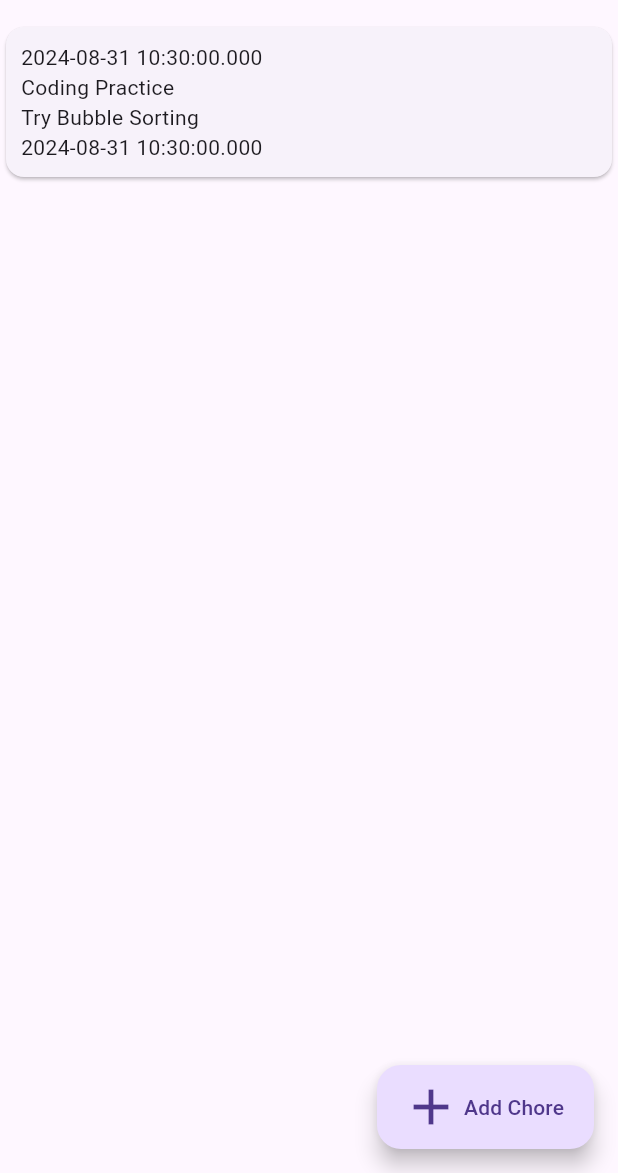
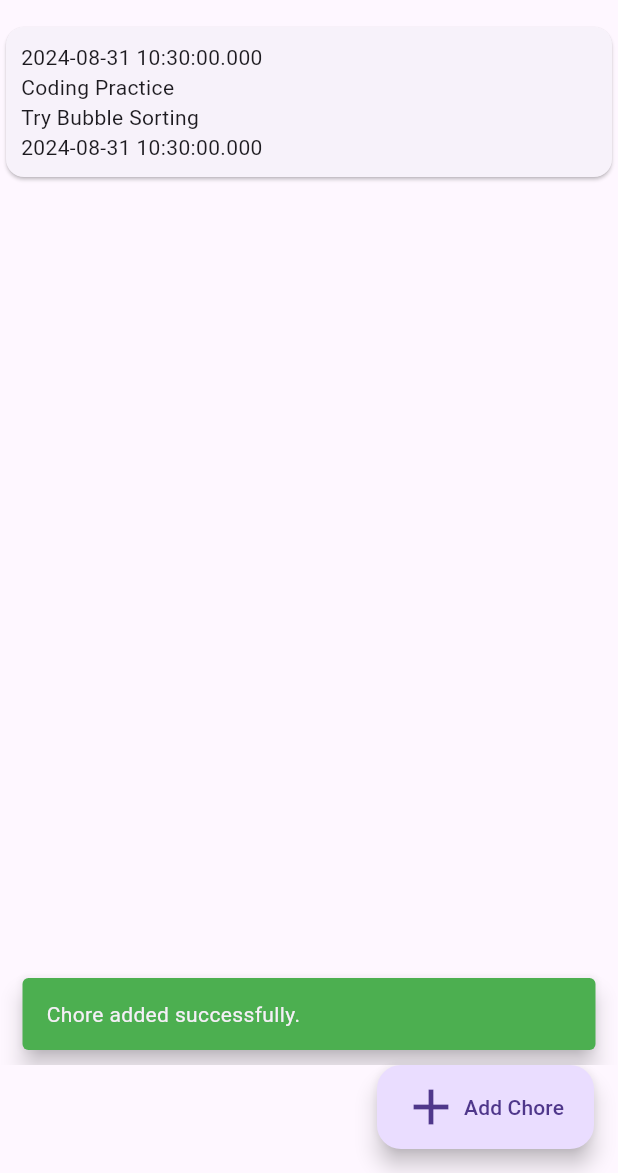
Before and after one commit to rishirizz/chorechamp, a Flutter app: the ChoresHistoryScreen screen opened by its route, after a tap on "Add Chore", on a phone screen of 412 x 824 dp, the part 63-1236 px from its top. Run offline on Flutter 3.47's test engine with Material 3 defaults, Android fonts, the phone set to English and light mode, and no system bars; our stand-ins replace bloc, equatable, flutter_bloc, hive, hive_flutter, image_picker and 2 more; missing offline and left inert: dart:ffi; accounts and stored records are empty.

```diff
--- a/lib/features/chore/constants/constants.dart
+++ b/lib/features/chore/constants/constants.dart
@@ -5,4 +5,5 @@ class ChoreConstants {
   static String noChoresAddedYet = 'No Chores added yet.';
   static String yourRecentChores = 'Your recent Chores.';
   static String viewAll = 'View All';
+  static String choreAdded = 'Chore added successfully.';
 }
--- a/lib/features/chore/presentation/bloc/chore_bloc.dart
+++ b/lib/features/chore/presentation/bloc/chore_bloc.dart
@@ -21,6 +21,7 @@ class ChoreBloc extends Bloc<ChoreEvent, ChoreState> {
     emit(
       state.copyWith(
         choreStatus: ChoresStatus.loading,
+        isChoreAdded: false,
       ),
     );
     await Future.delayed(
@@ -31,6 +32,7 @@ class ChoreBloc extends Bloc<ChoreEvent, ChoreState> {
     emit(
       state.copyWith(
         choreStatus: ChoresStatus.success,
+        scrollDirection: ScrollDirection.idle,
       ),
     );
   }
@@ -38,7 +40,10 @@ class ChoreBloc extends Bloc<ChoreEvent, ChoreState> {
   _addChore(AddChore event, Emitter<ChoreState> emit) async {
     List<Chore> chores = List<Chore>.from(state.chores);
     emit(
-      state.copyWith(choreStatus: ChoresStatus.loading),
+      state.copyWith(
+        choreStatus: ChoresStatus.loading,
+        isChoreAdded: false,
+      ),
     );
     await Future.delayed(
       const Duration(
@@ -49,6 +54,7 @@ class ChoreBloc extends Bloc<ChoreEvent, ChoreState> {
     emit(
       state.copyWith(
         choreStatus: ChoresStatus.success,
+        isChoreAdded: true,
         chores: chores,
       ),
     );
@@ -79,6 +85,7 @@ class ChoreBloc extends Bloc<ChoreEvent, ChoreState> {
     emit(
       state.copyWith(
         scrollDirection: event.scrollDirection,
+        isChoreAdded: false,
       ),
     );
   }
--- a/lib/features/chore/presentation/bloc/chore_state.dart
+++ b/lib/features/chore/presentation/bloc/chore_state.dart
@@ -5,16 +5,19 @@ class ChoreState extends Equatable {
     required this.chores,
     required this.choreStatus,
     required this.scrollDirection,
+    required this.isChoreAdded,
   });
   final List<Chore> chores;
   final ChoresStatus choreStatus;
   final ScrollDirection scrollDirection;
+  final bool isChoreAdded;
 
   factory ChoreState.initial() {
     return const ChoreState(
       chores: [],
       choreStatus: ChoresStatus.initial,
       scrollDirection: ScrollDirection.idle,
+      isChoreAdded: false,
     );
   }
 
@@ -22,11 +25,13 @@ class ChoreState extends Equatable {
     List<Chore>? chores,
     ChoresStatus? choreStatus,
     ScrollDirection? scrollDirection,
+    bool? isChoreAdded,
   }) {
     return ChoreState(
       chores: chores ?? this.chores,
       choreStatus: choreStatus ?? this.choreStatus,
       scrollDirection: scrollDirection ?? this.scrollDirection,
+      isChoreAdded: isChoreAdded ?? this.isChoreAdded,
     );
   }
 
@@ -35,5 +40,6 @@ class ChoreState extends Equatable {
         chores,
         choreStatus,
         scrollDirection,
+        isChoreAdded,
       ];
 }
--- a/lib/features/chore/presentation/screens/chores_history_screen.dart
+++ b/lib/features/chore/presentation/screens/chores_history_screen.dart
@@ -38,6 +38,22 @@ class ChoresHistoryScreen extends StatelessWidget {
         },
       ),
       body: SafeArea(
+        child: BlocListener<ChoreBloc, ChoreState>(
+          listener: (context, state) {
+            if (state.isChoreAdded == true) {
+              SnackBar snackBar = SnackBar(
+                duration: const Duration(
+                  seconds: 1,
+                ),
+                backgroundColor: Colors.green,
+                behavior: SnackBarBehavior.floating,
+                content: Text(
+                  ChoreConstants.choreAdded,
+                ),
+              );
+              ScaffoldMessenger.of(context).showSnackBar(snackBar);
+            }
+          },
           child: BlocBuilder<ChoreBloc, ChoreState>(
             builder: (context, state) {
               if (state.choreStatus == ChoresStatus.loading) {
@@ -85,6 +101,7 @@ class ChoresHistoryScreen extends StatelessWidget {
             },
           ),
         ),
+      ),
     );
   }
 }
--- a/lib/features/landing/constants/constants.dart
+++ b/lib/features/landing/constants/constants.dart
@@ -14,8 +14,8 @@ class LandingConstants {
       label: 'Home',
     ),
     const BottomNavigationBarItem(
-      icon: Icon(Icons.business),
-      label: 'Business',
+      icon: Icon(Icons.history),
+      label: 'History',
     ),
   ];
 }
--- a/lib/main.dart
+++ b/lib/main.dart
@@ -1,17 +1,20 @@
-import 'package:chorechamp/core/core_features/app_info/app_info.dart';
 import 'package:chorechamp/core/core_features/app_info/bloc/app_info_bloc.dart';
 import 'package:chorechamp/core/core_features/upload_image/bloc/image_upload_bloc.dart';
 import 'package:chorechamp/core/utils/chore_champ_router.dart';
+import 'package:chorechamp/features/chore/database/chore_db.dart';
 import 'package:chorechamp/features/landing/presentation/bloc/bottom_nav_bloc.dart';
 import 'package:chorechamp/features/splash/presentation/bloc/splash_bloc.dart';
 import 'package:chorechamp/features/splash/presentation/screens/splash_screen.dart';
 import 'package:flutter/material.dart';
 import 'package:flutter_bloc/flutter_bloc.dart';
-
+import 'package:hive_flutter/hive_flutter.dart';
 import 'features/chore/presentation/bloc/chore_bloc.dart';
 
 void main() async {
   WidgetsFlutterBinding.ensureInitialized();
+  await Hive.initFlutter();
+  Hive.registerAdapter(ChoreHiveAdapter());
+  await Hive.openBox<ChoreHive>('chore_db');
   runApp(const MyApp());
 }
 
--- a/pubspec.yaml
+++ b/pubspec.yaml
@@ -18,11 +18,14 @@ dependencies:
   bloc: ^8.1.4
   package_info_plus: ^8.0.2
   hive: ^2.2.3
+  hive_flutter: ^1.1.0
   image_picker: ^1.0.8
 
 dev_dependencies:
   flutter_test:
     sdk: flutter
+  hive_generator: ^2.0.1
+  build_runner: any
 
   flutter_lints: ^3.0.0
 
```
Also changed, not shown: lib/features/chore/database/chore_db.dart (added, +17 -0 lines), lib/features/chore/database/chore_db.g.dart (added), pubspec.lock, 1 other file. Lines whose indentation alone changed are shown as unchanged.
